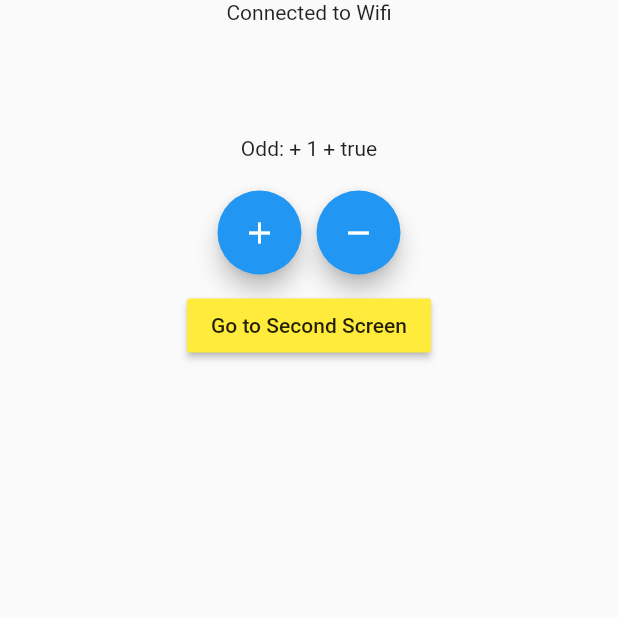
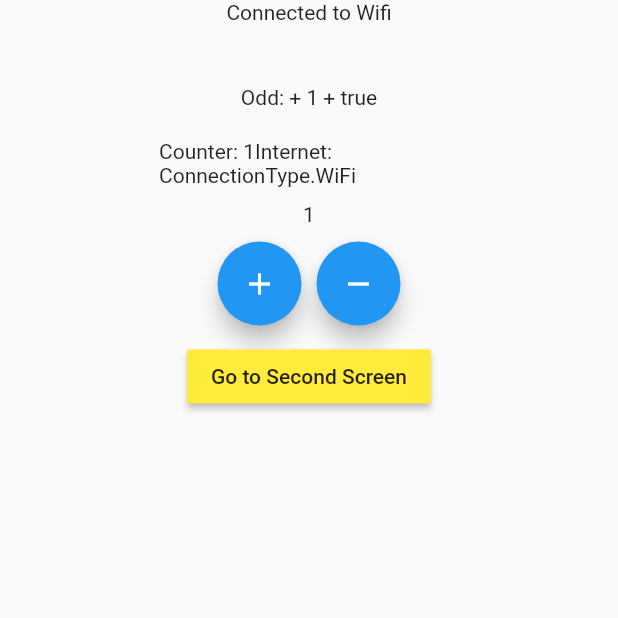
Before and after one commit to dubemezeagwu/bloc_implementation, a Flutter app: the screen it shows after launch, on a phone screen of 412 x 824 dp, the top half of it. Run offline on Flutter 3.47's test engine with Material 2 defaults, Android fonts, the phone set to English and light mode, and no system bars; our stand-ins replace bloc, connectivity_plus, equatable, flutter_bloc.

Commit message:
second commit

```diff
--- a/lib/presentation/home_page.dart
+++ b/lib/presentation/home_page.dart
@@ -94,6 +94,32 @@ class _HomePageState extends State<HomePage> {
                           ),
                         ),
                         const SizedBox(height: 20,),
+                        Builder(
+                          builder: (context) {
+                            final counterState = context.watch<CounterCubit>().state;
+                            final internetState =  context.watch<InternetCubit>().state;
+
+                            if(internetState is InternetConnected && internetState.connectionType == ConnectionType.Mobile){
+                              return Text("Counter: ${counterState.counterValue.toString()}" "Internet: ${internetState.connectionType.toString()}");
+                            } else if (internetState is InternetConnected && internetState.connectionType == ConnectionType.WiFi){
+                              return Text("Counter: ${counterState.counterValue.toString()}" "Internet: ${internetState.connectionType.toString()}");
+                            } else {
+                              return Text("Counter: ${counterState.counterValue.toString()}" "Internet: Disconnected.");
+                            }
+                          }
+                        ),
+                        const SizedBox(
+                          height: 10,
+                        ),
+                        Builder(
+                            builder: (context) {
+                              final counterValue = context.select((CounterCubit counterCubit) => counterCubit.state.counterValue.toInt());
+                              return Text(counterValue.toString());
+                            }
+                        ),
+                        const SizedBox(
+                          height: 10,
+                        ),
                         Row(
                           mainAxisAlignment: MainAxisAlignment.center,
                           children: [
```
